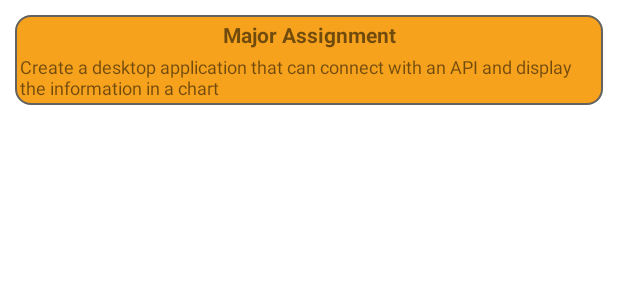
After one commit to JacobGraham02/Comp3025TimeTrackerApp, an Android app: the layout item_project.xml on its own in the app's theme, with its tools: preview values and no code run, on a phone screen of 412 x 824 dp. The commit adds this screen. Shown: the top 300 px of the screen. Run offline under Robolectric (Android 15) with nearby library versions, the phone set to English and light mode, and no system bars.

Commit message:
Week 7 finished

```diff
--- a/app/src/main/java/com/jacobdgraham/comp3025timetrackerkotlin/CreateProjectActivity.kt
+++ b/app/src/main/java/com/jacobdgraham/comp3025timetrackerkotlin/CreateProjectActivity.kt
@@ -55,12 +55,8 @@ class CreateProjectActivity : AppCompatActivity() {
 
         val viewModel : ProjectViewModel by viewModels()
         viewModel.getProjects().observe(this, { projects ->
-            //binding.linearLayout.removeAllViews()
-            for (project in projects) {
-//                var textViewNewProject = TextView(this)
-//                textViewNewProject.text = project.toString()
-//                binding.linearLayout.addView(textViewNewProject)
-            }
+            binding.recyclerView.adapter = ProjectAdapter(this, projects)
+
         })
     }
 }
--- /dev/null
+++ b/app/src/main/java/com/jacobdgraham/comp3025timetrackerkotlin/ProjectAdapter.kt
@@ -0,0 +1,47 @@
+package com.jacobdgraham.comp3025timetrackerkotlin
+
+import android.content.Context
+import android.view.LayoutInflater
+import android.view.View
+import android.view.ViewGroup
+import android.widget.TextView
+import androidx.recyclerview.widget.RecyclerView
+import androidx.recyclerview.widget.RecyclerView.Adapter
+
+/**
+ * Connect and access the elements in the item_project layout file
+ */
+class ProjectAdapter(val context: Context, val projectsList: List<Project>) : RecyclerView.Adapter<ProjectAdapter.ProjectViewHolder>() {
+
+    inner class ProjectViewHolder(itemView : View) : RecyclerView.ViewHolder(itemView) {
+        val projectTextView = itemView.findViewById<TextView>(R.id.projectTextView)
+        val descriptionTextView = itemView.findViewById<TextView>(R.id.descriptionTextView)
+    }
+
+    /**
+     * Inflates the individual ViewHolder with the RecyclerView
+     */
+    override fun onCreateViewHolder(parent: ViewGroup, viewType: Int): ProjectViewHolder {
+        val inflater = LayoutInflater.from(parent.context)
+        val view = inflater.inflate(R.layout.item_project, parent, false)
+        return ProjectViewHolder(view)
+    }
+
+    /**
+     * Binds the viewHolder with a project object
+     */
+    override fun onBindViewHolder(projectViewHolder: ProjectViewHolder, position: Int) {
+        val project = projectsList[position]
+        with (projectViewHolder) {
+            projectTextView.text = project.projectName
+            descriptionTextView.text = project.description
+        }
+    }
+
+    /**
+     * Returns the number of projects in recycler view
+     */
+    override fun getItemCount(): Int {
+        return projectsList.size
+    }
+}
--- /dev/null
+++ b/app/src/main/res/drawable/backgound_selected.xml
@@ -0,0 +1,6 @@
+<?xml version="1.0" encoding="utf-8"?>
+<shape xmlns:android="http://schemas.android.com/apk/res/android">
+    <solid android:color="@color/dark_orange"/>
+    <stroke android:width="1dp" android:color="@color/dark_grey"/>
+    <corners android:radius="10dp"/>
+</shape>
--- /dev/null
+++ b/app/src/main/res/drawable/background.xml
@@ -0,0 +1,6 @@
+<?xml version="1.0" encoding="utf-8"?>
+<shape xmlns:android="http://schemas.android.com/apk/res/android">
+    <solid android:color="@color/orange"/>
+    <stroke android:width="1dp" android:color="@color/dark_grey"/>
+    <corners android:radius="10dp"/>
+</shape>
--- /dev/null
+++ b/app/src/main/res/drawable/project_selector.xml
@@ -0,0 +1,6 @@
+<?xml version="1.0" encoding="utf-8"?>
+<selector xmlns:android="http://schemas.android.com/apk/res/android">
+    <item android:drawable="@drawable/backgound_selected"
+        android:state_pressed="true"/>
+    <item android:drawable="@drawable/background"/>
+</selector>
--- a/app/src/main/res/layout/activity_create_project.xml
+++ b/app/src/main/res/layout/activity_create_project.xml
@@ -44,6 +44,7 @@
         app:layout_constraintTop_toBottomOf="@+id/editTextProjectDescription" />
 
     <androidx.recyclerview.widget.RecyclerView
+        android:id="@+id/recyclerView"
         android:layout_width="match_parent"
         android:layout_height="0dp"
         tools:layout_editor_absoluteX="1dp"
--- /dev/null
+++ b/app/src/main/res/layout/item_project.xml
@@ -0,0 +1,33 @@
+<?xml version="1.0" encoding="utf-8"?>
+<android.widget.LinearLayout xmlns:android="http://schemas.android.com/apk/res/android"
+    android:layout_width="match_parent"
+    android:layout_height="wrap_content"
+    xmlns:tools="http://schemas.android.com/tools"
+    android:background="@drawable/project_selector"
+    android:orientation="vertical"
+    android:layout_margin="@dimen/standard_margin"
+    android:clickable="true"
+    android:focusable="true">
+
+    <TextView
+        android:id="@+id/projectTextView"
+        android:layout_width="match_parent"
+        android:layout_height="wrap_content"
+        tools:text="Major Assignment"
+        android:gravity="center_horizontal"
+        android:textSize="14sp"
+        android:padding="3dp"
+        android:textStyle="bold"/>
+
+    <TextView
+        android:id="@+id/descriptionTextView"
+        android:layout_width="wrap_content"
+        android:layout_height="match_parent"
+        tools:text="Create a desktop application that can connect with an API and display the information in a chart"
+        android:gravity="center_vertical"
+        android:textSize="12sp"
+        android:paddingStart="3dp"
+        android:paddingEnd="3dp"
+        android:paddingBottom="3dp"
+        />
+</android.widget.LinearLayout>
--- a/app/src/main/res/values/colors.xml
+++ b/app/src/main/res/values/colors.xml
@@ -7,4 +7,7 @@
     <color name="teal_700">#FF018786</color>
     <color name="black">#FF000000</color>
     <color name="white">#FFFFFFFF</color>
+    <color name="orange">#F6A21D</color>
+    <color name="dark_orange">#BA7B16</color>
+    <color name="dark_grey">#63625f</color>
 </resources>
```
